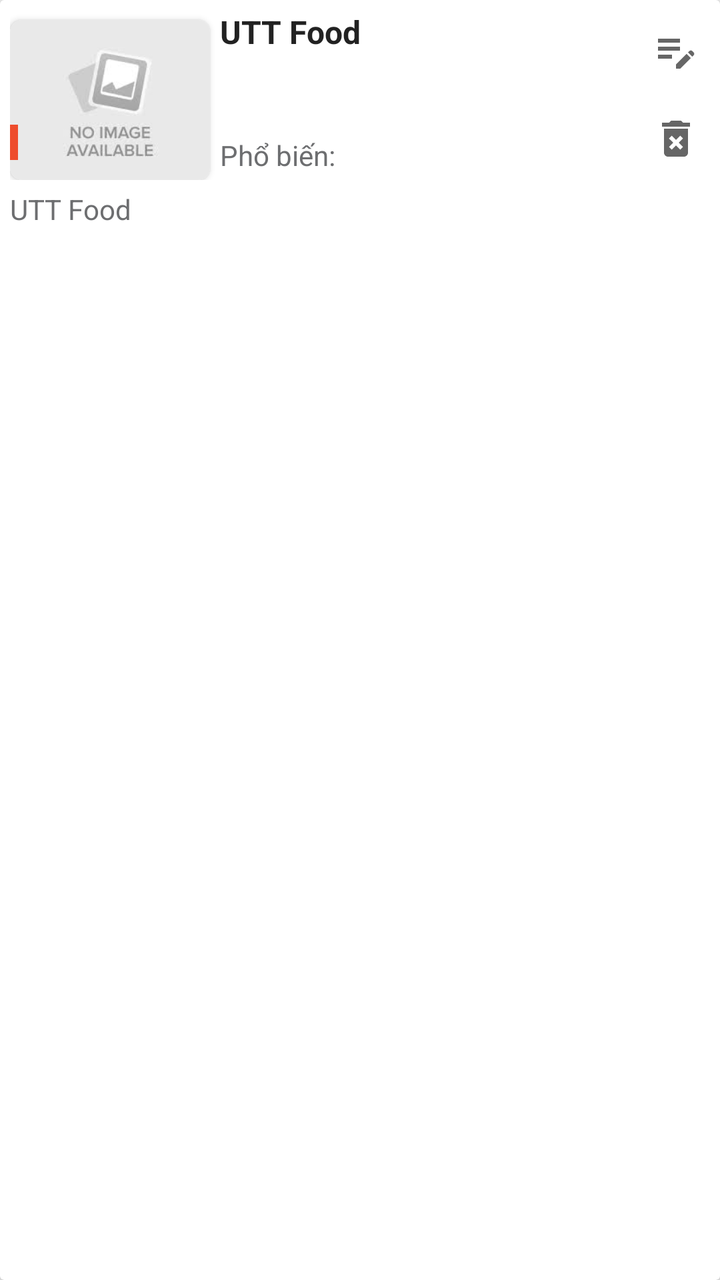
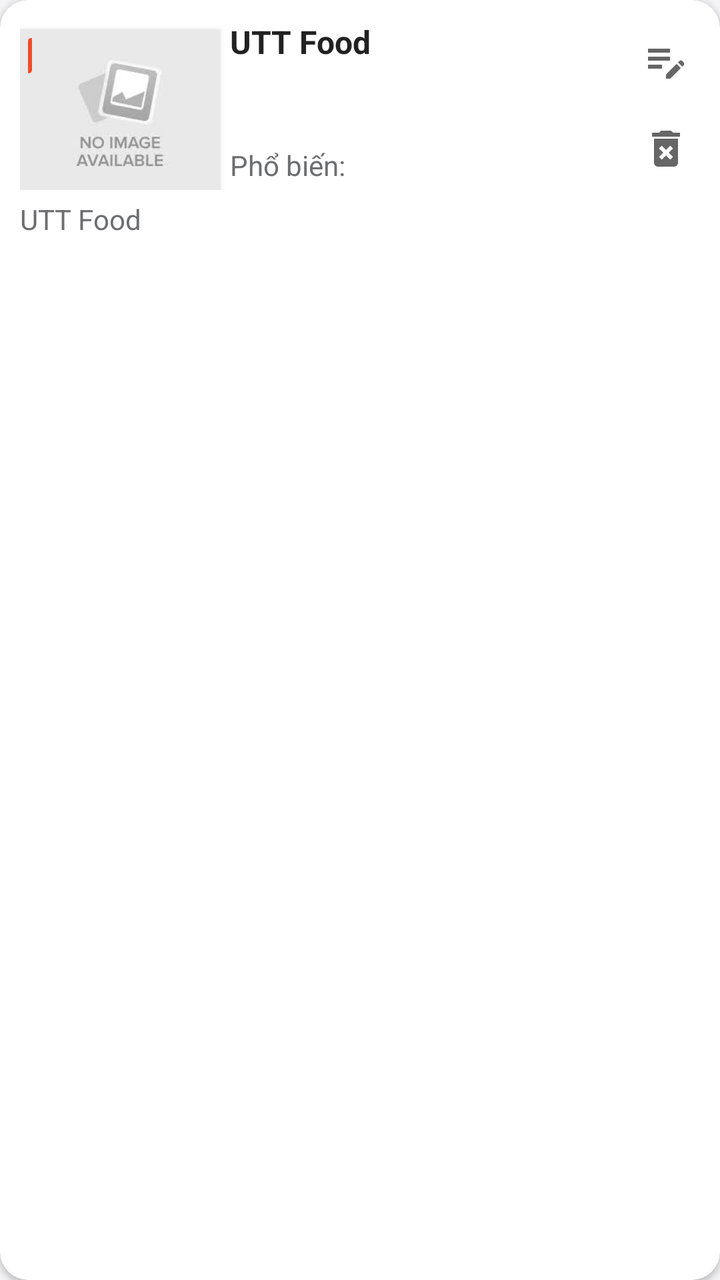

Compare the two renders of this Android layout. The source of the first and the diff that turns it into the second are given below.
<!-- AndroidManifest.xml: application theme AppTheme -->
<!-- res/layout/item_admin_food.xml -->
<?xml version="1.0" encoding="utf-8"?>

<androidx.cardview.widget.CardView xmlns:android="http://schemas.android.com/apk/res/android"
    xmlns:app="http://schemas.android.com/apk/res-auto"
    xmlns:tools="http://schemas.android.com/tools"
    android:layout_width="match_parent"
    android:layout_height="wrap_content"
    android:layout_marginTop="@dimen/define_dimen_10"
    android:layout_marginEnd="@dimen/define_dimen_10">

    <LinearLayout
        android:id="@+id/layout_item"
        android:layout_width="match_parent"
        android:layout_height="wrap_content"
        android:padding="@dimen/define_dimen_5"
        android:orientation="vertical">

        <RelativeLayout
            android:layout_width="match_parent"
            android:layout_height="wrap_content">

            <androidx.cardview.widget.CardView
                android:id="@+id/layout_image"
                android:layout_width="wrap_content"
                android:layout_height="wrap_content"
                android:layout_marginTop="@dimen/define_dimen_5"
                app:cardCornerRadius="@dimen/define_dimen_6">

                <RelativeLayout
                    android:layout_width="wrap_content"
                    android:layout_height="@dimen/define_dimen_80">

                    <ImageView
                        android:id="@+id/img_food"
                        android:layout_width="100dp"
                        android:layout_height="match_parent"
                        android:scaleType="centerCrop"
                        android:src="@drawable/image_no_available"
                        tools:ignore="ContentDescription" />

                    <TextView
                        android:id="@+id/tv_sale_off"
                        android:layout_width="wrap_content"
                        android:layout_height="wrap_content"
                        android:layout_alignParentStart="true"
                        android:layout_alignParentBottom="true"
                        android:layout_marginBottom="@dimen/define_dimen_10"
                        android:background="@color/colorPrimary"
                        android:padding="@dimen/define_dimen_2"
                        android:textColor="@color/white"
                        android:textSize="@dimen/text_size_xxsmall"
                        android:textStyle="bold" />
                </RelativeLayout>
            </androidx.cardview.widget.CardView>

            <LinearLayout
                android:layout_width="match_parent"
                android:layout_height="wrap_content"
                android:layout_marginStart="@dimen/define_dimen_5"
                android:layout_marginEnd="@dimen/define_dimen_5"
                android:layout_toEndOf="@+id/layout_image"
                android:layout_toStartOf="@+id/layout_button"
                android:orientation="vertical">

                <TextView
                    android:id="@+id/tv_food_name"
                    android:layout_width="match_parent"
                    android:layout_height="wrap_content"
                    android:text="@string/app_name"
                    android:textColor="@color/textColorPrimary"
                    android:textSize="@dimen/text_size_normal"
                    android:textStyle="bold" />

                <TextView
                    android:id="@+id/tv_price"
                    android:layout_width="match_parent"
                    android:layout_height="wrap_content"
                    android:layout_marginTop="@dimen/define_dimen_2"
                    android:textColor="@color/textColorSecondary"
                    android:textSize="@dimen/text_size_xsmall"
                    android:textStyle="bold" />

                <TextView
                    android:id="@+id/tv_price_sale"
                    android:layout_width="match_parent"
                    android:layout_height="wrap_content"
                    android:layout_marginTop="@dimen/define_dimen_2"
                    android:textColor="@color/colorPrimary"
                    android:textSize="@dimen/text_size_small"
                    android:textStyle="bold" />

                <LinearLayout
                    android:layout_width="match_parent"
                    android:layout_height="wrap_content"
                    android:layout_marginTop="@dimen/define_dimen_2"
                    android:gravity="center_vertical"
                    android:orientation="horizontal">

                    <TextView
                        android:layout_width="wrap_content"
                        android:layout_height="wrap_content"
                        android:text="@string/label_popular"
                        android:textColor="@color/textColorSecondary"
                        android:textSize="@dimen/text_size_small" />

                    <TextView
                        android:id="@+id/tv_popular"
                        android:layout_width="match_parent"
                        android:layout_height="wrap_content"
                        android:layout_marginStart="@dimen/define_dimen_5"
                        android:textColor="@color/textColorPrimary"
                        android:textSize="@dimen/text_size_small" />
                </LinearLayout>
            </LinearLayout>

            <LinearLayout
                android:id="@+id/layout_button"
                android:layout_width="wrap_content"
                android:layout_height="wrap_content"
                android:layout_alignParentEnd="true"
                android:layout_centerVertical="true"
                android:orientation="vertical">

                <ImageView
                    android:id="@+id/img_edit"
                    android:layout_width="wrap_content"
                    android:layout_height="wrap_content"
                    android:padding="@dimen/define_dimen_5"
                    android:src="@drawable/ic_edit"
                    tools:ignore="ContentDescription" />

                <ImageView
                    android:id="@+id/img_delete"
                    android:layout_width="wrap_content"
                    android:layout_height="wrap_content"
                    android:layout_marginTop="@dimen/define_dimen_10"
                    android:padding="@dimen/define_dimen_5"
                    android:src="@drawable/ic_delete"
                    tools:ignore="ContentDescription" />
            </LinearLayout>
        </RelativeLayout>

        <TextView
            android:id="@+id/tv_food_description"
            android:layout_width="match_parent"
            android:layout_height="wrap_content"
            android:layout_marginTop="@dimen/define_dimen_5"
            android:text="@string/app_name"
            android:ellipsize="end"
            android:maxLines="3"
            android:textColor="@color/textColorSecondary"
            android:textSize="@dimen/text_size_small" />

    </LinearLayout>

</androidx.cardview.widget.CardView>
<!-- resources referenced by this layout -->
<resources>
  <color name="colorPrimary">#EE4D2D</color>
  <color name="textColorPrimary">#222222</color>
  <color name="textColorSecondary">#6D6E70</color>
  <color name="white">#ffffff</color>
  <dimen name="define_dimen_10">10dp</dimen>
  <dimen name="define_dimen_2">2dp</dimen>
  <dimen name="define_dimen_5">5dp</dimen>
  <dimen name="define_dimen_6">6dp</dimen>
  <dimen name="define_dimen_80">80dp</dimen>
  <dimen name="text_size_normal">16sp</dimen>
  <dimen name="text_size_small">14sp</dimen>
  <dimen name="text_size_xsmall">12sp</dimen>
  <dimen name="text_size_xxsmall">10sp</dimen>
  <!-- drawable ic_delete (drawable) -->
  <vector xmlns:android="http://schemas.android.com/apk/res/android"
      android:width="24dp"
      android:height="24dp"
      android:viewportWidth="24"
      android:viewportHeight="24"
      android:tint="?attr/colorControlNormal">
    <path
        android:fillColor="@android:color/white"
        android:pathData="M6,19c0,1.1 0.9,2 2,2h8c1.1,0 2,-0.9 2,-2L18,7L6,7v12zM8.46,11.88l1.41,-1.41L12,12.59l2.12,-2.12 1.41,1.41L13.41,14l2.12,2.12 -1.41,1.41L12,15.41l-2.12,2.12 -1.41,-1.41L10.59,14l-2.13,-2.12zM15.5,4l-1,-1h-5l-1,1L5,4v2h14L19,4z"/>
  </vector>
  <!-- drawable ic_edit (drawable) -->
  <vector xmlns:android="http://schemas.android.com/apk/res/android"
      android:width="24dp"
      android:height="24dp"
      android:viewportWidth="24"
      android:viewportHeight="24"
      android:tint="?attr/colorControlNormal">
    <path
        android:fillColor="@android:color/white"
        android:pathData="M3,10h11v2H3V10zM3,8h11V6H3V8zM3,16h7v-2H3V16zM18.01,12.87l0.71,-0.71c0.39,-0.39 1.02,-0.39 1.41,0l0.71,0.71c0.39,0.39 0.39,1.02 0,1.41l-0.71,0.71L18.01,12.87zM17.3,13.58l-5.3,5.3V21h2.12l5.3,-5.3L17.3,13.58z"/>
  </vector>
  <!-- drawable image_no_available: jpg bitmap (drawable, 2580 bytes) -->
  <string name="app_name">UTT Food</string>
  <string name="label_popular">Phổ biến:</string>
  <style name="AppTheme" parent="Theme.AppCompat.Light.NoActionBar">
          <item name="colorPrimary">@color/colorPrimary</item>
          <item name="colorPrimaryDark">@color/colorPrimaryDark</item>
          <item name="colorAccent">@color/colorAccent</item>
          <item name="android:statusBarColor">@color/brandOrangeDark</item>
          <item name="android:windowBackground">@color/screenBackground</item>
          <item name="android:textColor">@color/textColorPrimary</item>
      </style>
  <color name="colorPrimaryDark">#D73211</color>
  <color name="colorAccent">#FF7A47</color>
  <color name="brandOrangeDark">#D73211</color>
  <color name="screenBackground">#F5F5F5</color>
</resources>

<!-- the commit's change to res/layout/item_admin_food.xml (unified diff, before → after) -->
@@ -5,14 +5,17 @@
     xmlns:tools="http://schemas.android.com/tools"
     android:layout_width="match_parent"
     android:layout_height="wrap_content"
+    android:layout_marginStart="@dimen/define_dimen_4"
+    android:layout_marginEnd="@dimen/define_dimen_4"
     android:layout_marginTop="@dimen/define_dimen_10"
-    android:layout_marginEnd="@dimen/define_dimen_10">
+    app:cardCornerRadius="@dimen/define_dimen_14"
+    app:cardElevation="@dimen/define_dimen_2">
 
     <LinearLayout
         android:id="@+id/layout_item"
         android:layout_width="match_parent"
         android:layout_height="wrap_content"
-        android:padding="@dimen/define_dimen_5"
+        android:padding="@dimen/define_dimen_10"
         android:orientation="vertical">
 
         <RelativeLayout
@@ -43,10 +46,13 @@
                         android:layout_width="wrap_content"
                         android:layout_height="wrap_content"
                         android:layout_alignParentStart="true"
-                        android:layout_alignParentBottom="true"
-                        android:layout_marginBottom="@dimen/define_dimen_10"
-                        android:background="@color/colorPrimary"
-                        android:padding="@dimen/define_dimen_2"
+                        android:layout_alignParentTop="true"
+                        android:layout_margin="@dimen/define_dimen_4"
+                        android:background="@drawable/bg_badge_sale"
+                        android:paddingStart="@dimen/define_dimen_6"
+                        android:paddingTop="2dp"
+                        android:paddingEnd="@dimen/define_dimen_6"
+                        android:paddingBottom="2dp"
                         android:textColor="@color/white"
                         android:textSize="@dimen/text_size_xxsmall"
                         android:textStyle="bold" />
<!-- resource entries referenced after the edit -->
@@ -5,14 +5,27 @@
   <color name="textColorSecondary">#6D6E70</color>
   <color name="white">#ffffff</color>
   <dimen name="define_dimen_10">10dp</dimen>
+  <dimen name="define_dimen_14">14dp</dimen>
   <dimen name="define_dimen_2">2dp</dimen>
+  <dimen name="define_dimen_4">4dp</dimen>
   <dimen name="define_dimen_5">5dp</dimen>
-  <dimen name="define_dimen_6">6dp</dimen>
+  <dimen name="define_dimen_6">1dp</dimen>
   <dimen name="define_dimen_80">80dp</dimen>
   <dimen name="text_size_normal">16sp</dimen>
   <dimen name="text_size_small">14sp</dimen>
   <dimen name="text_size_xsmall">12sp</dimen>
   <dimen name="text_size_xxsmall">10sp</dimen>
+  <!-- drawable bg_badge_sale (drawable) -->
+  <?xml version="1.0" encoding="utf-8"?>
+  <shape xmlns:android="http://schemas.android.com/apk/res/android"
+      android:shape="rectangle">
+      <solid android:color="@color/brandOrange" />
+      <corners
+          android:topLeftRadius="8dp"
+          android:bottomRightRadius="8dp"
+          android:topRightRadius="2dp"
+          android:bottomLeftRadius="2dp" />
+  </shape>
   <!-- drawable ic_delete (drawable) -->
   <vector xmlns:android="http://schemas.android.com/apk/res/android"
       android:width="24dp"
@@ -46,9 +59,10 @@
           <item name="android:windowBackground">@color/screenBackground</item>
           <item name="android:textColor">@color/textColorPrimary</item>
       </style>
+  <color name="brandOrange">#EE4D2D</color>
   <color name="colorPrimaryDark">#D73211</color>
   <color name="colorAccent">#FF7A47</color>
   <color name="brandOrangeDark">#D73211</color>
-  <color name="screenBackground">#F5F5F5</color>
+  <color name="screenBackground">#F5F5F7</color>
 </resources>
 
